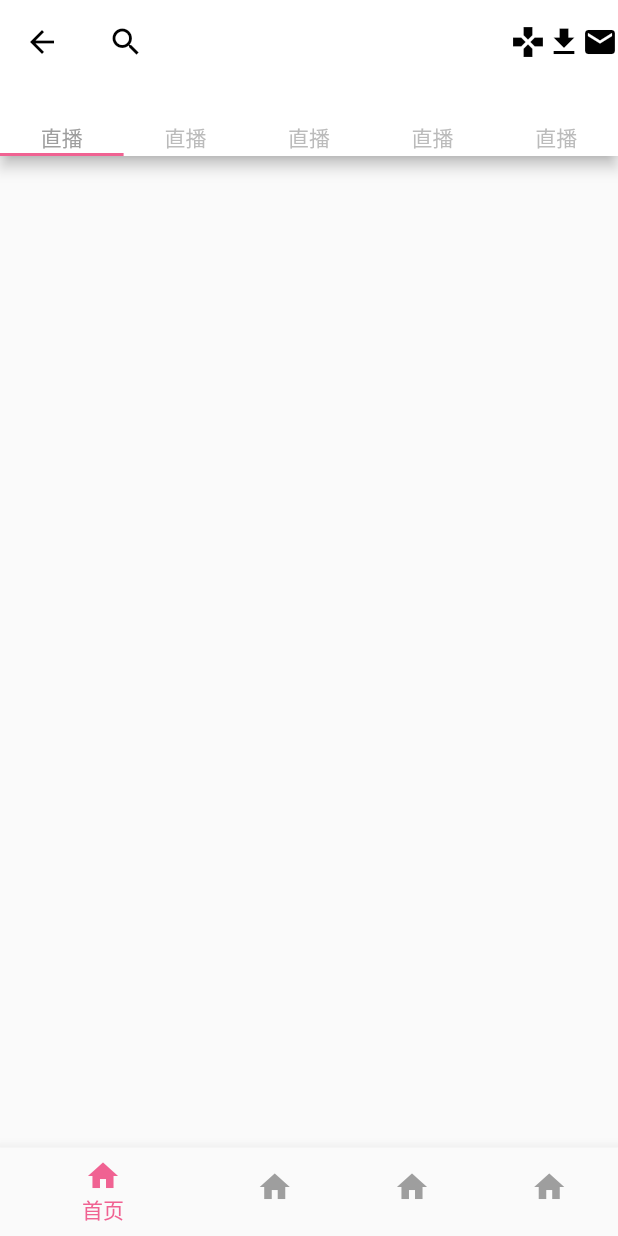
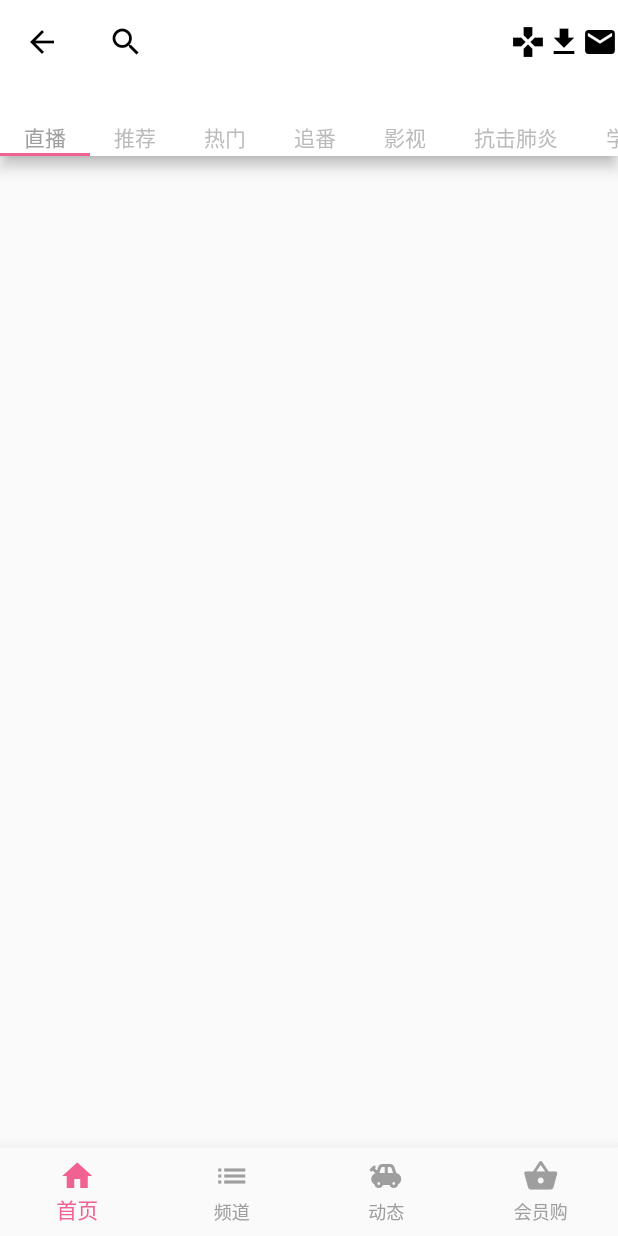
Before and after one commit to fogfire/flutter-bilibili, a Flutter app: the screen it shows after launch, on a phone screen of 412 x 824 dp. Run offline on Flutter 3.47's test engine with Material 2 defaults, Android fonts, the phone set to English and light mode, and no system bars.

Commit message:
feature: 启动页适配、首页滑动

```diff
--- a/lib/pages/home.dart
+++ b/lib/pages/home.dart
@@ -1,7 +1,8 @@
 import 'package:flutter/material.dart';
+import './channel.dart';
 
 class HomePage extends StatefulWidget {
-  HomePage({ Key key, @required this.arg }) : super(key: key);
+  HomePage({Key key, @required this.arg}) : super(key: key);
 
   final String arg;
 
@@ -9,12 +10,60 @@ class HomePage extends StatefulWidget {
   _HomePageState createState() => _HomePageState();
 }
 
-class _HomePageState extends State<HomePage> with SingleTickerProviderStateMixin {
+class _HomePageState extends State<HomePage> {
+  int _bottomNavigationBarTapIndex = 0;
+  Widget _body = Home();
+
+  void _onBottomNavigationBarTap(int index) {
+    print(index);
+    setState(() {
+      _bottomNavigationBarTapIndex = index;
+      switch (index) {
+        case 0:
+          _body = Home();
+          break;
+        case 1:
+          _body = Channel();
+          break;
+        default:
+          _body = Home();
+      }
+    });
+  }
+
+  @override
+  Widget build(BuildContext context) {
+    return Scaffold(
+      body: _body,
+      bottomNavigationBar: BottomNavigationBar(
+        unselectedItemColor: Colors.grey,
+        selectedItemColor: Colors.pink[300],
+        type: BottomNavigationBarType.fixed,
+        onTap: _onBottomNavigationBarTap,
+        currentIndex: _bottomNavigationBarTapIndex,
+        items: <BottomNavigationBarItem>[
+          BottomNavigationBarItem(icon: Icon(Icons.home), title: Text('首页')),
+          BottomNavigationBarItem(icon: Icon(Icons.list), title: Text('频道')),
+          BottomNavigationBarItem(icon: Icon(Icons.toys), title: Text('动态')),
+          BottomNavigationBarItem(
+              icon: Icon(Icons.shopping_basket), title: Text('会员购')),
+        ],
+      ),
+    );
+  }
+}
+
+class Home extends StatefulWidget {
+  @override
+  _HomeState createState() => _HomeState();
+}
+
+class _HomeState extends State<Home> with SingleTickerProviderStateMixin {
   TabController _tabController;
 
   @override
   void initState() {
-    _tabController = new TabController(length: 5, vsync: this);
+    _tabController = new TabController(length: 8, vsync: this);
     super.initState();
   }
 
@@ -23,7 +72,7 @@ class _HomePageState extends State<HomePage> with SingleTickerProviderStateMixin
     return Scaffold(
       appBar: AppBar(
         // leading: , 头像
-        title: Container(child: Row( children: [ Icon(Icons.search), Spacer()])),
+        title: Container(child: Row(children: [Icon(Icons.search), Spacer()])),
         actions: <Widget>[
           Icon(Icons.games),
           Icon(Icons.file_download),
@@ -31,27 +80,21 @@ class _HomePageState extends State<HomePage> with SingleTickerProviderStateMixin
         ],
         bottom: TabBar(
           controller: _tabController,
+          isScrollable: true,
           tabs: <Widget>[
             Text('直播'),
-            Text('直播'),
-            Text('直播'),
-            Text('直播'),
-            Text('直播'),
+            Text('推荐'),
+            Text('热门'),
+            Text('追番'),
+            Text('影视'),
+            Text('抗击肺炎'),
+            Text('学习区'),
+            Text('新时代'),
           ],
           labelColor: Colors.grey,
           indicatorColor: Colors.pink[300],
         ),
       ),
-      bottomNavigationBar: BottomNavigationBar(
-        unselectedItemColor: Colors.grey,
-        selectedItemColor: Colors.pink[300],
-        items: <BottomNavigationBarItem>[
-          BottomNavigationBarItem(icon: Icon(Icons.home), title: Text('首页')),
-          BottomNavigationBarItem(icon: Icon(Icons.home), title: Text('频道')),
-          BottomNavigationBarItem(icon: Icon(Icons.home), title: Text('动态')),
-          BottomNavigationBarItem(icon: Icon(Icons.home), title: Text('会员购')),
-        ],
-      ),
     );
   }
 }
```
Also changed, not shown: lib/main.dart (+9 -6 lines), lib/pages/channel.dart (added, +31 -0 lines).
